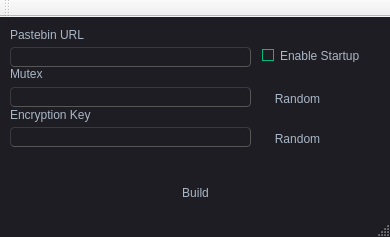
The window that DarkRatUIBuilderNative/DarkRatCrypterUI/DarkRatCrypterUI.ui (667-fluPE/darkrat) describes before a commit, drawn with Qt 5.
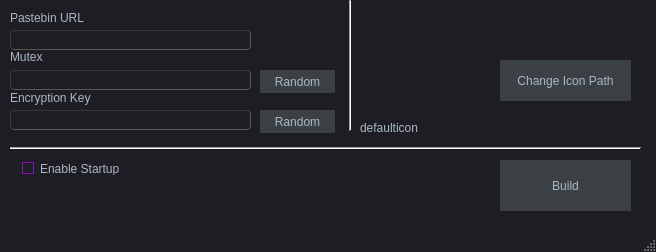
The same window after the commit.

Commit message: Added Icon Selector (todo)

```diff
--- a/DarkRatUIBuilderNative/DarkRatCrypterUI/DarkRatCrypterUI.ui
+++ b/DarkRatUIBuilderNative/DarkRatCrypterUI/DarkRatCrypterUI.ui
@@ -9,8 +9,8 @@
    <rect>
     <x>0</x>
     <y>0</y>
-    <width>390</width>
-    <height>237</height>
+    <width>656</width>
+    <height>252</height>
    </rect>
   </property>
   <property name="windowTitle">
@@ -59,14 +59,14 @@
 	border-style: solid;
 	color: #a9b7c6;
 	padding: 2px;
-	background-color: #1e1d23;
+	background-color: #3b4045;
 }
 QPushButton::default{
 	border-style: inset;
 	border-top-color: transparent;
 	border-right-color: transparent;
 	border-left-color: transparent;
-	border-bottom-color: #04b97f;
+	border-bottom-color: #7d15ba;
 	border-width: 1px;
 	color: #a9b7c6;
 	padding: 2px;
@@ -77,7 +77,7 @@
 	border-top-color: transparent;
 	border-right-color: transparent;
 	border-left-color: transparent;
-	border-bottom-color: #04b97f;
+	border-bottom-color: #7d15ba;
 	border-bottom-width: 1px;
 	border-style: solid;
 	color: #a9b7c6;
@@ -158,7 +158,7 @@
 	background-color:#1e1d23;
 }
 QProgressBar::chunk {
-	background-color: #04b97f;
+	background-color: #7d15ba;
 	border-radius: 5px;
 }
 QMenuBar {
@@ -236,7 +236,7 @@
 	border-top-color: transparent;
 	border-right-color: transparent;
 	border-left-color: transparent;
-	border-bottom-color: #04b97f;
+	border-bottom-color: #7d15ba;
 	border-bottom-width: 2px;
 	border-style: solid;
 	color: #FFFFFF;
@@ -272,9 +272,9 @@
 	width: 10px;
 	border-style:solid;
 	border-width: 1px;
-	border-color: #04b97f;
+	border-color: #7d15ba;
 	color: #a9b7c6;
-	background-color: #04b97f;
+	background-color: #7d15ba;
 }
 QCheckBox::indicator:unchecked {
 
@@ -282,7 +282,7 @@
 	width: 10px;
 	border-style:solid;
 	border-width: 1px;
-	border-color: #04b97f;
+	border-color: #7d15ba;
 	color: #a9b7c6;
 	background-color: transparent;
 }
@@ -297,9 +297,9 @@
 	border-style:solid;
 	border-radius:5px;
 	border-width: 1px;
-	border-color: #04b97f;
+	border-color: #7d15ba;
 	color: #a9b7c6;
-	background-color: #04b97f;
+	background-color: #7d15ba;
 }
 QRadioButton::indicator:!checked {
 	height: 10px;
@@ -307,7 +307,7 @@
 	border-style:solid;
 	border-radius:5px;
 	border-width: 1px;
-	border-color: #04b97f;
+	border-color: #7d15ba;
 	color: #a9b7c6;
 	background-color: transparent;
 }
@@ -375,11 +375,11 @@
 }
 QSlider::groove:horizontal {
 	height: 5px;
-	background: #04b97f;
+	background: #7d15ba;
 }
 QSlider::groove:vertical {
 	width: 5px;
-	background: #04b97f;
+	background: #7d15ba;
 }
 QSlider::handle:horizontal {
 	background: qlineargradient(x1:0, y1:0, x2:1, y2:1, stop:0 #b4b4b4, stop:1 #8f8f8f);
@@ -402,10 +402,10 @@
     background: white;
 }
 QSlider::sub-page:horizontal {
-    background: #04b97f;
+    background: #7d15ba;
 }
 QSlider::sub-page:vertical {
-    background: #04b97f;
+    background: #7d15ba;
 }
 
 QStatusBar::item{
@@ -420,12 +420,15 @@
    <widget class="QPushButton" name="build">
     <property name="geometry">
      <rect>
-      <x>10</x>
-      <y>150</y>
-      <width>371</width>
+      <x>500</x>
+      <y>160</y>
+      <width>131</width>
       <height>51</height>
      </rect>
     </property>
+    <property name="autoFillBackground">
+     <bool>false</bool>
+    </property>
     <property name="text">
      <string>Build</string>
     </property>
@@ -515,8 +518,8 @@
    <widget class="QCheckBox" name="startup">
     <property name="geometry">
      <rect>
-      <x>260</x>
-      <y>30</y>
+      <x>20</x>
+      <y>160</y>
       <width>111</width>
       <height>17</height>
      </rect>
@@ -541,6 +544,71 @@
      <string>Encryption Key</string>
     </property>
    </widget>
+   <widget class="Line" name="line">
+    <property name="geometry">
+     <rect>
+      <x>10</x>
+      <y>140</y>
+      <width>631</width>
+      <height>16</height>
+     </rect>
+    </property>
+    <property name="orientation">
+     <enum>Qt::Horizontal</enum>
+    </property>
+   </widget>
+   <widget class="QLabel" name="icon">
+    <property name="geometry">
+     <rect>
+      <x>370</x>
+      <y>20</y>
+      <width>101</width>
+      <height>71</height>
+     </rect>
+    </property>
+    <property name="text">
+     <string/>
+    </property>
+   </widget>
+   <widget class="QLabel" name="icon_path">
+    <property name="geometry">
+     <rect>
+      <x>360</x>
+      <y>120</y>
+      <width>281</width>
+      <height>16</height>
+     </rect>
+    </property>
+    <property name="text">
+     <string>defaulticon</string>
+    </property>
+   </widget>
+   <widget class="QPushButton" name="btn_icon">
+    <property name="geometry">
+     <rect>
+      <x>500</x>
+      <y>60</y>
+      <width>131</width>
+      <height>41</height>
+     </rect>
+    </property>
+    <property name="text">
+     <string>Change Icon Path</string>
+    </property>
+   </widget>
+   <widget class="Line" name="line_2">
+    <property name="geometry">
+     <rect>
+      <x>340</x>
+      <y>0</y>
+      <width>20</width>
+      <height>131</height>
+     </rect>
+    </property>
+    <property name="orientation">
+     <enum>Qt::Vertical</enum>
+    </property>
+   </widget>
   </widget>
   <widget class="QMenuBar" name="menuBar">
    <property name="geometry">
@@ -552,580 +620,6 @@
     </rect>
    </property>
   </widget>
-  <widget class="QToolBar" name="mainToolBar">
-   <property name="styleSheet">
-    <string notr="true">/*
-Ubuntu Style Sheet for QT Applications
-Author: Jaime A. Quiroga P.
-Company: GTRONICK
-Last updated: 21/01/2019, 12:31.
-Available at: https://github.com/GTRONICK/QSS/blob/master/Ubuntu.qss
-*/
-QMainWindow {
-	background-color:#f0f0f0;
-}
-QDialog {
-	background-color:#f0f0f0;
-}
-QColorDialog {
-	background-color:#f0f0f0;
-}
-QLabel {
-	color:rgb(17,17,17);
-}
-QLineEdit {
-	background-color:rgb(255,255,255);
-	selection-background-color:rgb(236,116,64);
-	color:rgb(17,17,17);
-}
-QTextEdit {
-	border-width: 1px;
-	border-style: solid;
-	border-color:transparent;
-	color:rgb(17,17,17);
-	selection-background-color:rgb(236,116,64);
-}
-QPlainTextEdit {
-	border-width: 1px;
-	border-style: solid;
-	border-color:transparent;
-	color:rgb(17,17,17);
-	selection-background-color:rgb(236,116,64);
-}
-QPushButton{
-	color:rgb(17,17,17);
-	border-width: 1px;
-	border-radius: 6px;
-	border-bottom-color: rgb(150,150,150);
-	border-right-color: rgb(165,165,165);
-	border-left-color: rgb(165,165,165);
-	border-top-color: rgb(180,180,180);
-	border-style: solid;
-	padding: 4px;
-	background-color: qlineargradient(spread:pad, x1:0.5, y1:1, x2:0.5, y2:0, stop:0 rgba(220, 220, 220, 255), stop:1 rgba(255, 255, 255, 255));
-}
-QPushButton:hover{
-	color:rgb(17,17,17);
-	border-width: 1px;
-	border-radius:6px;
-	border-top-color: rgb(255,150,60);
-	border-right-color: qlineargradient(spread:pad, x1:0, y1:1, x2:1, y2:0, stop:0 rgba(200, 70, 20, 255), stop:1 rgba(255,150,60, 255));
-	border-left-color:  qlineargradient(spread:pad, x1:1, y1:0, x2:0, y2:0, stop:0 rgba(200, 70, 20, 255), stop:1 rgba(255,150,60, 255));
-	border-bottom-color: rgb(200,70,20);
-	border-style: solid;
-	padding: 2px;
-	background-color: qlineargradient(spread:pad, x1:0.5, y1:1, x2:0.5, y2:0, stop:0 rgba(220, 220, 220, 255), stop:1 rgba(255, 255, 255, 255));
-}
-QPushButton:default{
-	color:rgb(17,17,17);
-	border-width: 1px;
-	border-radius:6px;
-	border-top-color: rgb(255,150,60);
-	border-right-color: qlineargradient(spread:pad, x1:0, y1:1, x2:1, y2:0, stop:0 rgba(200, 70, 20, 255), stop:1 rgba(255,150,60, 255));
-	border-left-color:  qlineargradient(spread:pad, x1:1, y1:0, x2:0, y2:0, stop:0 rgba(200, 70, 20, 255), stop:1 rgba(255,150,60, 255));
-	border-bottom-color: rgb(200,70,20);
-	border-style: solid;
-	padding: 2px;
-	background-color: qlineargradient(spread:pad, x1:0.5, y1:1, x2:0.5, y2:0, stop:0 rgba(220, 220, 220, 255), stop:1 rgba(255, 255, 255, 255));
-}
-QPushButton:pressed{
-	color:rgb(17,17,17);
-	border-width: 1px;
-	border-radius: 6px;
-	border-width: 1px;
-	border-top-color: rgba(255,150,60,200);
-	border-right-color: qlineargradient(spread:pad, x1:0, y1:1, x2:1, y2:0, stop:0 rgba(200, 70, 20, 255), stop:1 rgba(255,150,60, 200));
-	border-left-color:  qlineargradient(spread:pad, x1:1, y1:0, x2:0, y2:0, stop:0 rgba(200, 70, 20, 255), stop:1 rgba(255,150,60, 200));
-	border-bottom-color: rgba(200,70,20,200);
-	border-style: solid;
-	padding: 2px;
-	background-color: qlineargradient(spread:pad, x1:0.5, y1:0, x2:0.5, y2:1, stop:0 rgba(220, 220, 220, 255), stop:1 rgba(255, 255, 255, 255));
-}
-QPushButton:disabled{
-	color:rgb(174,167,159);
-	border-width: 1px;
-	border-radius: 6px;
-	background-color: qlineargradient(spread:pad, x1:0.5, y1:1, x2:0.5, y2:0, stop:0 rgba(200, 200, 200, 255), stop:1 rgba(230, 230, 230, 255));
-}
-QProgressBar {
-	text-align: center;
-	color: rgb(0, 0, 0);
-	border-width: 1px; 
-	border-radius: 10px;
-	border-style: inset;
-	border-color: rgb(150,150,150);
-	background-color:rgb(221,221,219);
-}
-QProgressBar::chunk:horizontal {
-	background-color: qlineargradient(spread:pad, x1:0.5, y1:1, x2:0.5, y2:0, stop:0 rgba(225, 108, 54, 255), stop:1 rgba(246, 134, 86, 255));
-	border-style: solid;
-	border-radius:8px;
-	border-width:1px;
-	border-bottom-color:qlineargradient(spread:pad, x1:0.5, y1:1, x2:0.5, y2:0, stop:0 rgba(175,85,48,255), stop:1 rgba(236,114,67, 255));
-	border-top-color:qlineargradient(spread:pad, x1:0.5, y1:1, x2:0.5, y2:0, stop:0 rgba(253,156,113,255), stop:1 rgba(205,90,46, 255));
-	border-right-color:qlineargradient(spread:pad, x1:0, y1:0.5, x2:1, y2:0.5, stop:0 rgba(253,156,113,255), stop:1 rgba(205,90,46, 255));
-	border-left-color:qlineargradient(spread:pad, x1:1, y1:0.5, x2:0, y2:0.5, stop:0 rgba(253,156,113,255), stop:1 rgba(205,90,46, 255));
-}
-QTabWidget {
-	color:rgb(0,0,0);
-	background-color:rgb(247,246,246);
-}
-QTabWidget::pane {
-	border-color: rgb(180,180,180);
-	background-color:rgb(247,246,246);
-	border-style: solid;
-	border-width: 1px;
-  	border-radius: 6px;
-}
-QTabBar::tab {
-	padding-left:4px;
-	padding-right:4px;
-	padding-bottom:2px;
-	padding-top:2px;
-	color:rgb(81,72,65);
-  	background-color: qlineargradient(spread:pad, x1:0.5, y1:1, x2:0.5, y2:0, stop:0 rgba(221,218,217,255), stop:1 rgba(240,239,238,255));
-	border-style: solid;
-	border-width: 1px;
-  	border-top-right-radius:4px;
-	border-top-left-radius:4px;
-	border-top-color: rgb(180,180,180);
-	border-left-color: rgb(180,180,180);
-	border-right-color: rgb(180,180,180);
-	border-bottom-color: transparent;
-}
-QTabBar::tab:selected, QTabBar::tab:last:selected, QTabBar::tab:hover {
-  	background-color:rgb(247,246,246);
-  	margin-left: 0px;
-  	margin-right: 1px;
-}
-QTabBar::tab:!selected {
-	margin-top: 1px;
-	margin-right: 1px;
-}
-QMenuBar {
-	color:rgb(223,219,210);
-	background-color:rgb(65,64,59);
-}
-QMenuBar::item {
-	padding-top:4px;
-	padding-left:4px;
-	padding-right:4px;
-	color:rgb(223,219,210);
-	background-color:rgb(65,64,59);
-}
-QMenuBar::item:selected {
-	color:rgb(255,255,255);
-	padding-top:2px;
-	padding-left:2px;
-	padding-right:2px;
-	border-top-width:2px;
-	border-left-width:2px;
-	border-right-width:2px;
-	border-top-right-radius:4px;
-	border-top-left-radius:4px;
-	border-style:solid;
-	background-color:rgb(65,64,59);
-	border-top-color: rgb(47,47,44);
-	border-right-color: qlineargradient(spread:pad, x1:0, y1:1, x2:1, y2:0, stop:0 rgba(90, 87, 78, 255), stop:1 rgba(47,47,44, 255));
-	border-left-color:  qlineargradient(spread:pad, x1:1, y1:0, x2:0, y2:0, stop:0 rgba(90, 87, 78, 255), stop:1 rgba(47,47,44, 255));
-}
-QMenu::item:selected {
-	color:rgb(255,255,255);
-	background-color: qlineargradient(spread:pad, x1:0.5, y1:1, x2:0.5, y2:0, stop:0 rgba(225, 108, 54, 255), stop:1 rgba(246, 134, 86, 255));
-	border-style:solid;
-	border-width:3px;
-	padding-left:17px;
-	padding-top:4px;
-	padding-bottom:4px;
-	padding-right:7px;
-	border-bottom-color:qlineargradient(spread:pad, x1:0.5, y1:1, x2:0.5, y2:0, stop:0 rgba(175,85,48,255), stop:1 rgba(236,114,67, 255));
-	border-top-color:qlineargradient(spread:pad, x1:0.5, y1:1, x2:0.5, y2:0, stop:0 rgba(253,156,113,255), stop:1 rgba(205,90,46, 255));
-	border-right-color:qlineargradient(spread:pad, x1:0, y1:0.5, x2:1, y2:0.5, stop:0 rgba(253,156,113,255), stop:1 rgba(205,90,46, 255));
-	border-left-color:qlineargradient(spread:pad, x1:1, y1:0.5, x2:0, y2:0.5, stop:0 rgba(253,156,113,255), stop:1 rgba(205,90,46, 255));
-}
-QMenu::item {
-	color:rgb(223,219,210);
-	padding-left:20px;
-	padding-top:4px;
-	padding-bottom:4px;
-	padding-right:10px;
-}
-QMenu {
-	color:rgb(223,219,210);
-	background-color:rgb(65,64,59);
-}
-QCheckBox {
-	padding:2px;
-}
-QCheckBox:hover {
-	border-radius:4px;
-	border-style:solid;
-	border-width:1px;
-	padding-left: 1px;
-	padding-right: 1px;
-	padding-bottom: 1px;
-	padding-top: 1px;
-	border-color: rgb(255,150,60);
-	background-color:qlineargradient(spread:pad, x1:0.5, y1:1, x2:0.5, y2:0, stop:0 rgba(190, 90, 50, 50), stop:1 rgba(250, 130, 40, 50));
-}
-QCheckBox::indicator:checked {
-	border-radius:4px;
-	border-style:solid;
-	border-width:1px;
-	border-color: rgb(246, 134, 86);
-  	background-color:rgb(246, 134, 86)
-}
-QCheckBox::indicator:unchecked {
-	border-radius:4px;
-	border-style:solid;
-	border-width:1px;
-	border-color:rgb(246, 134, 86);
-  	background-color:rgb(255,255,255);
-}
-QRadioButton {
-	padding: 1px;
-}
-QRadioButton::indicator:checked {
-	height: 10px;
-	width: 10px;
-	border-style:solid;
-	border-radius:5px;
-	border-width: 1px;
-	border-color: rgba(246, 134, 86, 255);
-	color: #a9b7c6;
-	background-color:rgba(246, 134, 86, 255);
-}
-QRadioButton::indicator:!checked {
-	height: 10px;
-	width: 10px;
-	border-style:solid;
-	border-radius:5px;
-	border-width: 1px;
-	border-color: rgb(246, 134, 86);
-	color: #a9b7c6;
-	background-color: transparent;
-}
-QStatusBar {
-	color:rgb(81,72,65);
-}
-QSpinBox {
-	color:rgb(81,72,65);
-	background-color: #ffffff;
-}
-QDoubleSpinBox {
-	color:rgb(81,72,65);
-	background-color: #ffffff;
-}
-QTimeEdit {
-	color:rgb(81,72,65);
-	background-color: #ffffff;
-}
-QDateTimeEdit {
-	color:rgb(81,72,65);
-	background-color: #ffffff;
-}
-QDateEdit {
-	color:rgb(81,72,65);
-	background-color: #ffffff;
-}
-QComboBox {
-	color:rgb(81,72,65);
-	background: #ffffff;
-}
-QComboBox:editable {
-	background: #ffffff;
-	color: rgb(81,72,65);
-	selection-color:rgb(81,72,65);
-	selection-background-color: #ffffff;
-}
-QComboBox QAbstractItemView {
-	color:rgb(81,72,65);	
-	background: #ffffff;
-	selection-color: #ffffff;
-	selection-background-color: rgb(246, 134, 86);
-}
-QComboBox:!editable:on, QComboBox::drop-down:editable:on {
-	color:  #1e1d23;	
-	background: #ffffff;
-}
-QFontComboBox {
-	color:rgb(81,72,65);
-	background-color: #ffffff;
-}
-QToolBox {
-	color:rgb(81,72,65);
-	background-color: #ffffff;
-}
-QToolBox::tab {
-	color:rgb(81,72,65);
-	background-color: #ffffff;
-}
-QToolBox::tab:selected {
-	color:rgb(81,72,65);
-	background-color: #ffffff;
-}
-QScrollArea {
-	color: #FFFFFF;
-	background-color:#f0f0f0;
-}
-QSlider::groove {
-	border-style: solid;
-	border-width: 1px;
-	border-color: rgb(207,207,207);
-}
-QSlider::groove:horizontal {
-	height: 5px;
-	background: rgb(246, 134, 86);
-}
-QSlider::groove:vertical {
-	width: 5px;
-	background: rgb(246, 134, 86);
-}
-QSlider::handle:horizontal {
-	background: rgb(253,253,253);
-	border-style: solid;
-	border-width: 1px;
-	border-color: rgb(207,207,207);
-	width: 12px;
-	margin: -5px 0;
-	border-radius: 7px;
-}
-QSlider::handle:vertical {
-	background: rgb(253,253,253);
-	border-style: solid;
-	border-width: 1px;
-	border-color: rgb(207,207,207);
-	height: 12px;
-	margin: 0 -5px;
-	border-radius: 7px;
-}
-QSlider::add-page:horizontal {
- 	background: white;
-}
-QSlider::add-page:vertical {
-	background: white;
-}
-QSlider::sub-page:horizontal {
-	background: rgb(246, 134, 86);
-}
-QSlider::sub-page:vertical {
-  	background: rgb(246, 134, 86);
-}
-QScrollBar:horizontal {
-	max-height: 20px;
-	border: 1px transparent grey;
-	margin: 0px 20px 0px 20px;
-}
-QScrollBar::handle:horizontal {
-	background: rgb(253,253,253);
-	border-style: solid;
-	border-width: 1px;
-	border-color: rgb(207,207,207);
-	border-radius: 7px;
-	min-width: 25px;
-}
-QScrollBar::handle:horizontal:hover {
-	background: rgb(253,253,253);
-	border-style: solid;
-	border-width: 1px;
-	border-color: rgb(255,150,60);
-	border-radius: 7px;
-	min-width: 25px;
-}
-QScrollBar::add-line:horizontal {
-  	border: 1px solid;
-  	border-color: rgb(207,207,207);
-  	border-top-right-radius: 7px;
-  	border-top-left-radius: 7px;
-  	border-bottom-right-radius: 7px;
-  	background: rgb(255, 255, 255);
-  	width: 20px;
-  	subcontrol-position: right;
-  	subcontrol-origin: margin;
-}
-QScrollBar::add-line:horizontal:hover {
-  	border: 1px solid;
-  	border-top-right-radius: 7px;
-  	border-top-left-radius: 7px;
-  	border-bottom-right-radius: 7px;
-  	border-color: rgb(255,150,60);
-  	background: rgb(255, 255, 255);
-  	width: 20px;
-  	subcontrol-position: right;
-  	subcontrol-origin: margin;
-}
-QScrollBar::add-line:horizontal:pressed {
-  	border: 1px solid grey;
-  	border-top-left-radius: 7px;
-  	border-top-right-radius: 7px;
-  	border-bottom-right-radius: 7px;
-  	background: rgb(231,231,231);
-  	width: 20px;
-  	subcontrol-position: right;
-  	subcontrol-origin: margin;
-}
-QScrollBar::sub-line:horizontal {
-  	border: 1px solid;
-  	border-color: rgb(207,207,207);
-  	border-top-right-radius: 7px;
-  	border-top-left-radius: 7px;
-  	border-bottom-left-radius: 7px;
-  	background: rgb(255, 255, 255);
-  	width: 20px;
-  	subcontrol-position: left;
-  	subcontrol-origin: margin;
-}
-QScrollBar::sub-line:horizontal:hover {
-  	border: 1px solid;
-  	border-color: rgb(255,150,60);
-  	border-top-right-radius: 7px;
-  	border-top-left-radius: 7px;
-  	border-bottom-left-radius: 7px;
-  	background: rgb(255, 255, 255);
-  	width: 20px;
-  	subcontrol-position: left;
-  	subcontrol-origin: margin;
-}
-QScrollBar::sub-line:horizontal:pressed {
-  	border: 1px solid grey;
-  	border-top-right-radius: 7px;
-  	border-top-left-radius: 7px;
-  	border-bottom-left-radius: 7px;
-  	background: rgb(231,231,231);
-  	width: 20px;
-  	subcontrol-position: left;
-  	subcontrol-origin: margin;
-}
-QScrollBar::left-arrow:horizontal {
-  	border: 1px transparent grey;
-  	border-top-left-radius: 3px;
-  	border-bottom-left-radius: 3px;
-  	width: 6px;
-  	height: 6px;
-  	background: rgb(230,230,230);
-}
-QScrollBar::right-arrow:horizontal {
-	border: 1px transparent grey;
-	border-top-right-radius: 3px;
-	border-bottom-right-radius: 3px;
-  	width: 6px;
-  	height: 6px;
- 	background: rgb(230,230,230);
-}
-QScrollBar::add-page:horizontal, QScrollBar::sub-page:horizontal {
- 	background: none;
-} 
-QScrollBar:vertical {
-	max-width: 20px;
-	border: 1px transparent grey;
-	margin: 20px 0px 20px 0px;
-}
-QScrollBar::add-line:vertical {
-	border: 1px solid;
-	border-color: rgb(207,207,207);
-	border-bottom-right-radius: 7px;
-	border-bottom-left-radius: 7px;
-	border-top-left-radius: 7px;
-	background: rgb(255, 255, 255);
-  	height: 20px;
-  	subcontrol-position: bottom;
-  	subcontrol-origin: margin;
-}
-QScrollBar::add-line:vertical:hover {
-  	border: 1px solid;
-  	border-color: rgb(255,150,60);
-  	border-bottom-right-radius: 7px;
-  	border-bottom-left-radius: 7px;
-  	border-top-left-radius: 7px;
-  	background: rgb(255, 255, 255);
-  	height: 20px;
-  	subcontrol-position: bottom;
-  	subcontrol-origin: margin;
-}
-QScrollBar::add-line:vertical:pressed {
-  	border: 1px solid grey;
-  	border-bottom-left-radius: 7px;
-  	border-bottom-right-radius: 7px;
-  	border-top-left-radius: 7px;
-  	background: rgb(231,231,231);
-  	height: 20px;
-  	subcontrol-position: bottom;
-  	subcontrol-origin: margin;
-}
-QScrollBar::sub-line:vertical {
-  	border: 1px solid;
-  	border-color: rgb(207,207,207);
-  	border-top-right-radius: 7px;
-  	border-top-left-radius: 7px;
-  	border-bottom-left-radius: 7px;
-  	background: rgb(255, 255, 255);
-  	height: 20px;
-  	subcontrol-position: top;
-  	subcontrol-origin: margin;
-}
-QScrollBar::sub-line:vertical:hover {
-  	border: 1px solid;
-  	border-color: rgb(255,150,60);
-  	border-top-right-radius: 7px;
-  	border-top-left-radius: 7px;
-  	border-bottom-left-radius: 7px;
-	background: rgb(255, 255, 255);
-  	height: 20px;
-  	subcontrol-position: top;
-  	subcontrol-origin: margin;
-}
-QScrollBar::sub-line:vertical:pressed {
-  	border: 1px solid grey;
-  	border-top-left-radius: 7px;
-  	border-top-right-radius: 7px;
-  	background: rgb(231,231,231);
- 	height: 20px;
-  	subcontrol-position: top;
-  	subcontrol-origin: margin;
-}
-	QScrollBar::handle:vertical {
-	background: rgb(253,253,253);
-	border-style: solid;
-	border-width: 1px;
-	border-color: rgb(207,207,207);
-	border-radius: 7px;
-	min-height: 25px;
-}
-QScrollBar::handle:vertical:hover {
-	background: rgb(253,253,253);
-	border-style: solid;
-	border-width: 1px;
-	border-color: rgb(255,150,60);
-	border-radius: 7px;
-	min-height: 25px;
-}
-QScrollBar::up-arrow:vertical {
-	border: 1px transparent grey;
-  	border-top-left-radius: 3px;
-	border-top-right-radius: 3px;
-  	width: 6px;
-  	height: 6px;
-  	background: rgb(230,230,230);
-}
-QScrollBar::down-arrow:vertical {
-  	border: 1px transparent grey;
-  	border-bottom-left-radius: 3px;
-  	border-bottom-right-radius: 3px;
-  	width: 6px;
-  	height: 6px;
-  	background: rgb(230,230,230);
-}
-QScrollBar::add-page:vertical, QScrollBar::sub-page:vertical {
-  	background: none;
-}</string>
-   </property>
-   <attribute name="toolBarArea">
-    <enum>TopToolBarArea</enum>
-   </attribute>
-   <attribute name="toolBarBreak">
-    <bool>false</bool>
-   </attribute>
-  </widget>
   <widget class="QStatusBar" name="statusBar"/>
  </widget>
  <layoutdefault spacing="6" margin="11"/>
```
Left out of the diff: 12 changed lines with no effect on the pictures. The commit also changes 17 other files.
